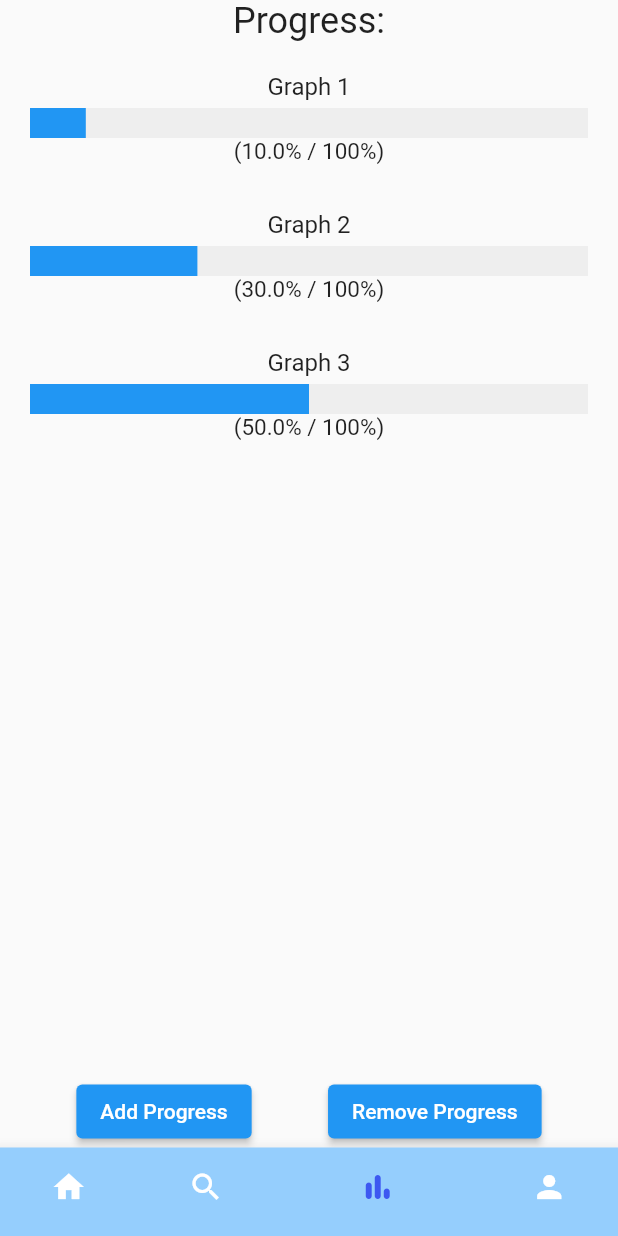
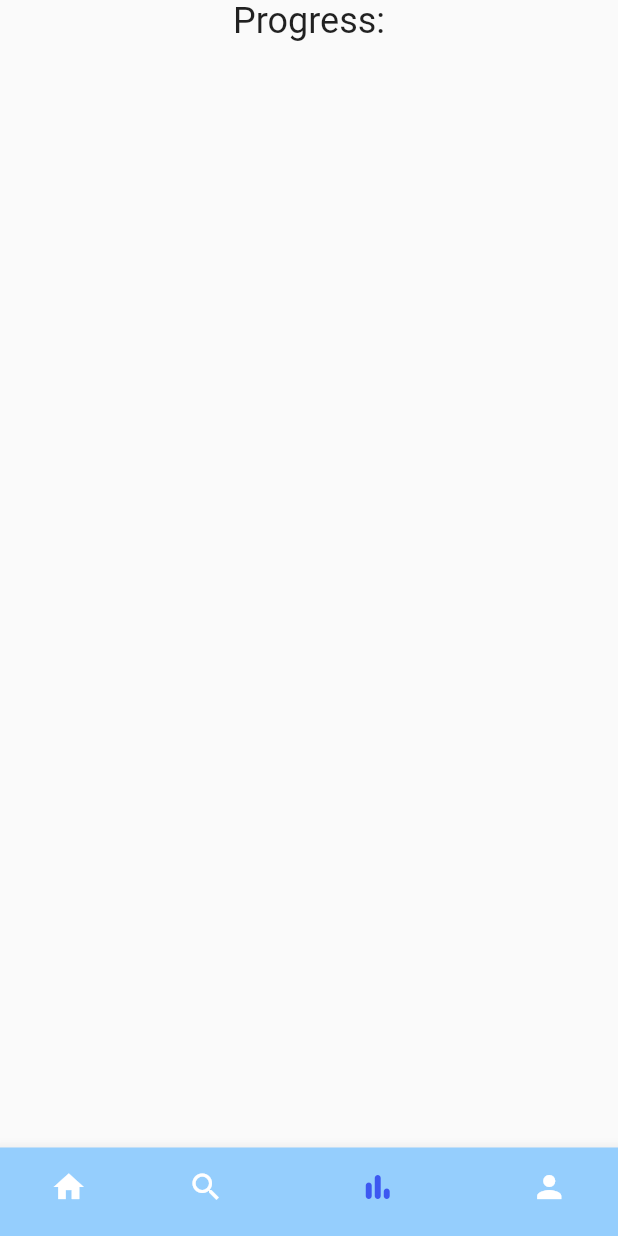
Before and after one commit to a00896/calendar_flutter, a Flutter app: the screen it shows once a user with an empty profile is signed in, item 3 of the bottom bar chosen, on a phone screen of 412 x 824 dp. Run offline on Flutter 3.47's test engine with Material 2 defaults, Android fonts, the phone set to English and light mode, and no system bars; our stand-ins replace cloud_firestore, firebase_auth, firebase_core, firebase_storage, fluttertoast, font_awesome_flutter and 3 more; accounts and stored records are empty.

Commit message:
Add files via upload

```diff
--- a/lib/screens/progresspage.dart
+++ b/lib/screens/progresspage.dart
@@ -10,11 +10,7 @@ class ProgressPage extends StatefulWidget {
 class ProgressPageState extends State<ProgressPage> {
   var collection_url = 'users/yWzLtNsNz2UrJjvGGq1lmR4aOVv2/calendars';
   Map<String, List> mySelectedEvents = {};
-  List<ProgressData> progressList = [
-    ProgressData(name: 'Graph 1', progress: 0.1),
-    ProgressData(name: 'Graph 2', progress: 0.3),
-    ProgressData(name: 'Graph 3', progress: 0.5),
-  ];
+  List<ProgressData> progressList = [ ];
 
   @override
   void initState() {
@@ -107,19 +103,23 @@ class ProgressPageState extends State<ProgressPage> {
             SizedBox(height: 20),
             Expanded(
               child: ListView.separated(
-                itemCount: progressList.length,
-                separatorBuilder: (context, index) => SizedBox(height: 10), // 그래프 사이 간격
+                itemCount: mySelectedEvents.length,
+                separatorBuilder: (context, index) => SizedBox(height: 10),
                 itemBuilder: (context, index) {
+                  var date = mySelectedEvents.keys.elementAt(index);
+                  var events = mySelectedEvents[date];
+                  var eventName = events?.first['title'] ?? '';
+
                   return Padding(
-                    padding: EdgeInsets.symmetric(horizontal: 20), // 좌우 여백 설정
+                    padding: EdgeInsets.symmetric(horizontal: 20),
                     child: Column(
                       children: [
                         Text(
-                          progressList[index].name,
+                          date,
                           style: TextStyle(fontSize: 16),
                         ),
                         SizedBox(height: 5),
-                        ProgressBar(progress: progressList[index].progress),
+                        ProgressBar(progress: 0.0, name: eventName),
                       ],
                     ),
                   );
@@ -127,25 +127,6 @@ class ProgressPageState extends State<ProgressPage> {
               ),
             ),
             SizedBox(height: 20),
-            Row(
-              mainAxisAlignment: MainAxisAlignment.spaceEvenly,
-              children: [
-                ElevatedButton(
-                  onPressed: () {
-                    addProgressData(
-                      ProgressData(name: 'New Graph', progress: 0.7),
-                    );
-                  },
-                  child: Text('Add Progress'),
-                ),
-                ElevatedButton(
-                  onPressed: () {
-                    removeProgressData();
-                  },
-                  child: Text('Remove Progress'),
-                ),
-              ],
-            ),
           ],
         ),
       ),
@@ -153,18 +134,19 @@ class ProgressPageState extends State<ProgressPage> {
   }
 }
 
-  class ProgressBar extends StatelessWidget {
+class ProgressBar extends StatelessWidget {
   final double progress;
+  final String name;
 
-  const ProgressBar({required this.progress});
+  const ProgressBar({required this.progress, required this.name});
 
   @override
   Widget build(BuildContext context) {
     return Column(
       children: [
         Container(
-          width: 1000, // 가로 길이를 최대로 확장
-          height: 20, // 그래프의 높이
+          width: 1000,
+          height: 20,
           child: LinearProgressIndicator(
             value: progress,
             backgroundColor: Colors.grey[200],
```
